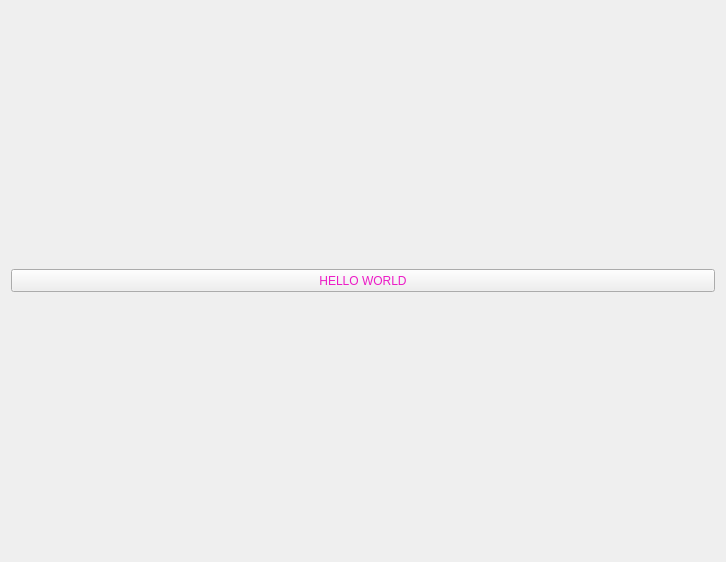
Before: the Qt Designer form src/gui.ui in shuantsu-zz/qt_boilerplate, drawn with Qt 5.
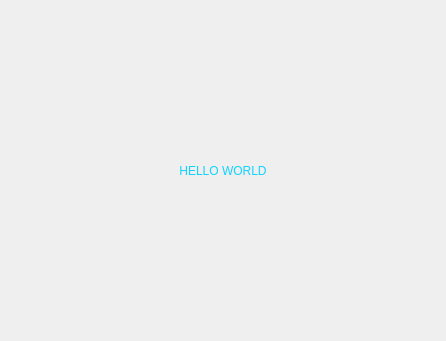
After: the same form once the commit is applied.

The edit to the form file:
```diff
--- a/src/gui.ui
+++ b/src/gui.ui
@@ -6,47 +6,31 @@
    <rect>
     <x>0</x>
     <y>0</y>
-    <width>726</width>
-    <height>562</height>
+    <width>446</width>
+    <height>341</height>
    </rect>
   </property>
-  <property name="sizePolicy">
-   <sizepolicy hsizetype="Preferred" vsizetype="Preferred">
-    <horstretch>200</horstretch>
-    <verstretch>200</verstretch>
-   </sizepolicy>
-  </property>
-  <property name="minimumSize">
-   <size>
-    <width>726</width>
-    <height>562</height>
-   </size>
-  </property>
   <property name="windowTitle">
    <string>Form</string>
   </property>
   <layout class="QGridLayout" name="gridLayout">
    <item row="0" column="0">
-    <widget class="QPushButton" name="botao_clique_em_mim">
-     <property name="minimumSize">
-      <size>
-       <width>0</width>
-       <height>23</height>
-      </size>
-     </property>
-     <property name="maximumSize">
-      <size>
-       <width>16777215</width>
-       <height>23</height>
-      </size>
-     </property>
+    <layout class="QVBoxLayout" name="verticalLayout">
+     <item>
+      <widget class="QLabel" name="label">
      <property name="styleSheet">
-      <string notr="true">color: rgb(236, 27, 198)</string>
+        <string notr="true">font: 75 28pt &quot;Arial&quot;;
+color: rgb(15, 211, 255)</string>
      </property>
      <property name="text">
       <string>HELLO WORLD</string>
      </property>
-    </widget>
+       <property name="alignment">
+        <set>Qt::AlignCenter</set>
+       </property>
+      </widget>
+     </item>
+    </layout>
    </item>
   </layout>
  </widget>
```
Lines whose indentation alone changed are shown as unchanged.
